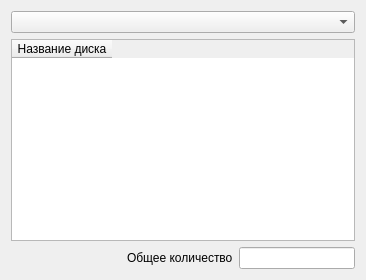
First picture: the form in listofallgroupalbums.ui, repository asvitenkov/PBZ_LAB1, before the edit.
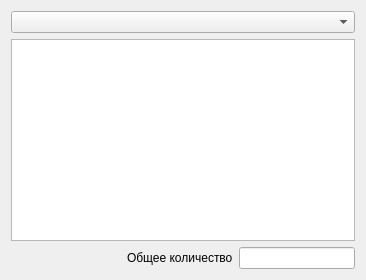
Second picture: the form after the edit. Icons and pictures are not drawn.

The edit to the form file:
```diff
--- a/listofallgroupalbums.ui
+++ b/listofallgroupalbums.ui
@@ -20,13 +20,7 @@
       <widget class="QComboBox" name="groupList"/>
      </item>
      <item>
-      <widget class="QTableWidget" name="tableWidget">
-       <column>
-        <property name="text">
-         <string>Название диска</string>
-        </property>
-       </column>
-      </widget>
+      <widget class="QTableView" name="tableView"/>
      </item>
      <item>
       <layout class="QHBoxLayout" name="horizontalLayout">
```
Left out of the diff: 10 changed lines with no effect on the pictures.
